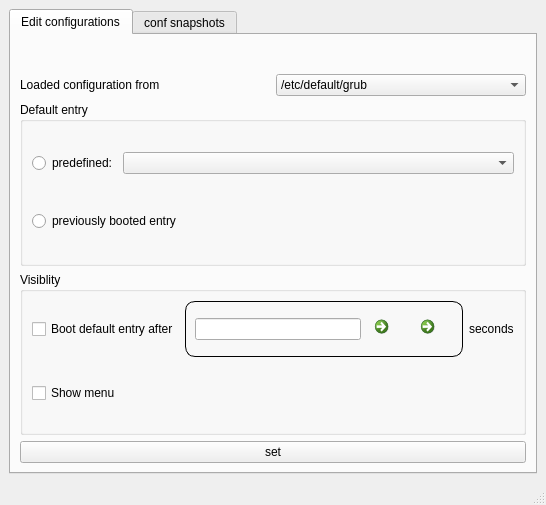
Before: the Qt Designer form main1.ui in Thenujan-0/grub-editor, drawn with Qt 5.
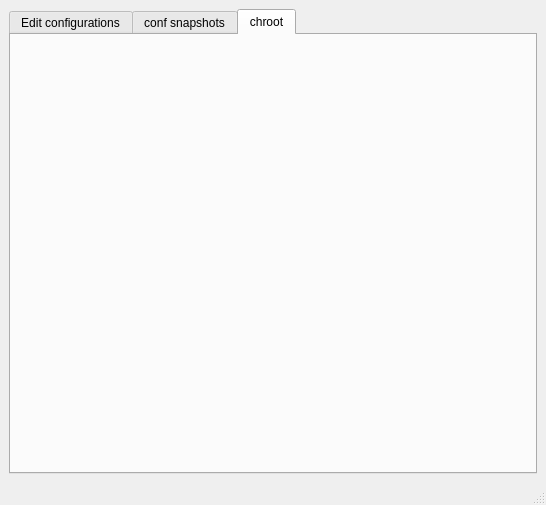
After: the same form once the commit is applied. Icons and pictures are not drawn.

Diff of the .ui file:
```diff
--- a/main1.ui
+++ b/main1.ui
@@ -21,7 +21,7 @@
     <item>
      <widget class="QTabWidget" name="tabWidget">
       <property name="currentIndex">
-       <number>0</number>
+       <number>2</number>
       </property>
       <widget class="QWidget" name="edit_configurations">
        <attribute name="title">
@@ -272,6 +272,16 @@
         </item>
        </layout>
       </widget>
+      <widget class="QWidget" name="chroot">
+       <attribute name="title">
+        <string>chroot</string>
+       </attribute>
+       <layout class="QGridLayout" name="gridLayout_7">
+        <item row="0" column="0">
+         <layout class="QVBoxLayout" name="VLyout_chroot"/>
+        </item>
+       </layout>
+      </widget>
      </widget>
     </item>
    </layout>
```
